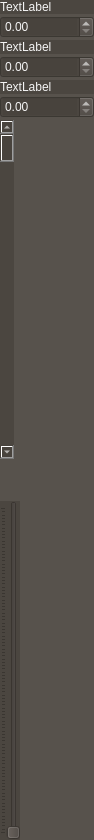
Above: src/pyphoplacecellanalysis/GUI/Qt/ZoomAndNavigationSidebarControls/Spike3DRasterLeftSidebarControlBarBase.ui from CommanderPho/pyPhoPlaceCellAnalysis before the change. Below: the same form after it.
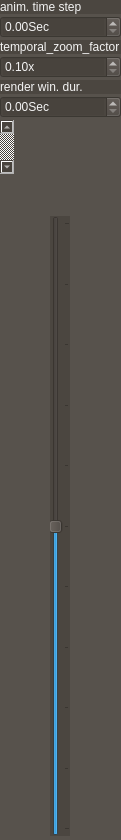
That is the form after the change. Custom widgets are drawn as their Qt base class.

Commit message: Updated to use the left sidebar as well

```diff
--- a/src/pyphoplacecellanalysis/GUI/Qt/ZoomAndNavigationSidebarControls/Spike3DRasterLeftSidebarControlBarBase.ui
+++ b/src/pyphoplacecellanalysis/GUI/Qt/ZoomAndNavigationSidebarControls/Spike3DRasterLeftSidebarControlBarBase.ui
@@ -6,7 +6,7 @@
    <rect>
     <x>0</x>
     <y>0</y>
-    <width>94</width>
+    <width>121</width>
     <height>840</height>
    </rect>
   </property>
@@ -37,39 +37,72 @@
     <number>0</number>
    </property>
    <item>
-    <layout class="QVBoxLayout" name="verticalLayout">
+    <layout class="QVBoxLayout" name="verticalLayout" stretch="0,0,0,0,0,0,0,0,1">
+     <property name="bottomMargin">
+      <number>4</number>
+     </property>
      <item>
       <widget class="QLabel" name="label_4">
        <property name="text">
-        <string>TextLabel</string>
+        <string>anim. time step</string>
        </property>
       </widget>
      </item>
      <item>
-      <widget class="QDoubleSpinBox" name="doubleSpinBox_4"/>
+      <widget class="SpinBox" name="spinAnimationTimeStep">
+       <property name="suffix">
+        <string>Sec</string>
+       </property>
+       <property name="singleStep">
+        <double>0.010000000000000</double>
+       </property>
+      </widget>
      </item>
      <item>
       <widget class="QLabel" name="label_5">
        <property name="text">
-        <string>TextLabel</string>
+        <string>temporal_zoom_factor</string>
        </property>
       </widget>
      </item>
      <item>
-      <widget class="QDoubleSpinBox" name="doubleSpinBox_5"/>
+      <widget class="SpinBox" name="spinTemporalZoomFactor">
+       <property name="suffix">
+        <string>x</string>
+       </property>
+       <property name="minimum">
+        <double>0.100000000000000</double>
+       </property>
+       <property name="maximum">
+        <double>100.000000000000000</double>
+       </property>
+       <property name="singleStep">
+        <double>0.100000000000000</double>
+       </property>
+      </widget>
      </item>
      <item>
       <widget class="QLabel" name="label_6">
        <property name="text">
-        <string>TextLabel</string>
+        <string>render win. dur.</string>
        </property>
       </widget>
      </item>
      <item>
-      <widget class="QDoubleSpinBox" name="doubleSpinBox_6"/>
+      <widget class="SpinBox" name="spinRenderWindowDuration">
+       <property name="suffix">
+        <string>Sec</string>
+       </property>
+       <property name="singleStep">
+        <double>0.500000000000000</double>
+       </property>
+      </widget>
      </item>
      <item>
-      <widget class="QScrollBar" name="verticalScrollBar_2">
+      <widget class="QScrollBar" name="verticalScrollBar">
+       <property name="enabled">
+        <bool>false</bool>
+       </property>
        <property name="sizePolicy">
         <sizepolicy hsizetype="Fixed" vsizetype="Expanding">
          <horstretch>0</horstretch>
@@ -97,8 +130,17 @@
        </property>
       </spacer>
      </item>
-     <item>
-      <widget class="QSlider" name="verticalSlider_2">
+     <item alignment="Qt::AlignHCenter">
+      <widget class="QSlider" name="verticalSliderZoom">
+       <property name="minimum">
+        <number>0</number>
+       </property>
+       <property name="maximum">
+        <number>1000</number>
+       </property>
+       <property name="value">
+        <number>500</number>
+       </property>
        <property name="orientation">
         <enum>Qt::Vertical</enum>
        </property>
@@ -106,7 +148,10 @@
         <bool>false</bool>
        </property>
        <property name="tickPosition">
-        <enum>QSlider::TicksAbove</enum>
+        <enum>QSlider::TicksBelow</enum>
+       </property>
+       <property name="tickInterval">
+        <number>100</number>
        </property>
       </widget>
      </item>
@@ -114,6 +159,13 @@
    </item>
   </layout>
  </widget>
+ <customwidgets>
+  <customwidget>
+   <class>SpinBox</class>
+   <extends>QDoubleSpinBox</extends>
+   <header location="global">pyphoplacecellanalysis.External.pyqtgraph.widgets.SpinBox</header>
+  </customwidget>
+ </customwidgets>
  <resources/>
  <connections/>
 </ui>
```
Left out of the diff: 3 changed lines with no effect on the pictures. The commit also changes 5 other files.
